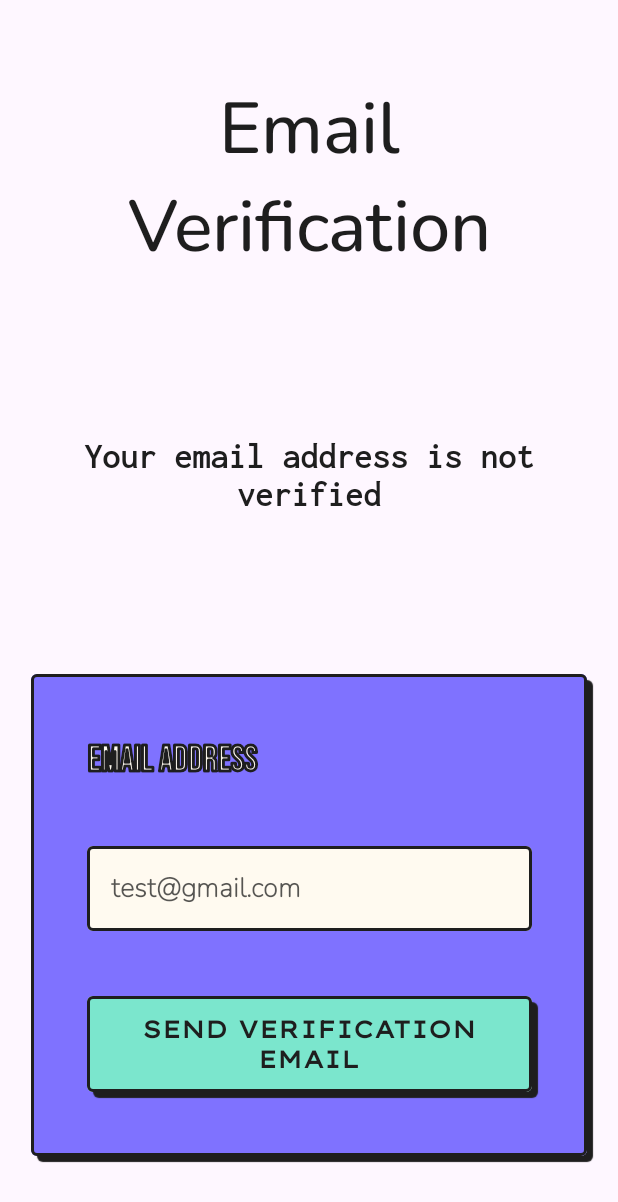
After one commit to LucaSamore/Julie, an Android app built with Jetpack Compose: the composable VerifyEmailScreen shown on its own in the app's theme, on a phone screen of 412 x 824 dp. The commit adds this screen. Shown: the top 1202 px of the screen. Run offline under Robolectric (Android 15) with nearby library versions, the phone set to English and light mode, and no system bars; our stand-ins replace Dagger/Hilt's generated code.

Commit message:
Add verify email screen

```diff
--- a/app/src/main/java/com/example/julie/Lce.kt
+++ b/app/src/main/java/com/example/julie/Lce.kt
@@ -7,6 +7,7 @@ import com.example.data.authentication.PasswordReset
 import com.example.data.authentication.UserSignedIn
 import com.example.data.authentication.UserSignedOut
 import com.example.data.authentication.UserSignedUp
+import com.example.data.authentication.VerificationEmailSent
 
 sealed interface Lce<out E, out A> {
     data object Loading : Lce<Nothing, Nothing>
@@ -22,4 +23,6 @@ typealias SignUpScreenState = Lce<NonEmptyList<Problem>, UserSignedUp>
 
 typealias PasswordResetState = Lce<Problem, PasswordReset>
 
+typealias VerifyEmailState = Lce<Problem, VerificationEmailSent>
+
 typealias TestScreenState = Lce<AuthenticationProblem, UserSignedOut>
--- a/app/src/main/java/com/example/julie/navigation/Destination.kt
+++ b/app/src/main/java/com/example/julie/navigation/Destination.kt
@@ -7,6 +7,8 @@ sealed class Destination(val name: String) {
 
     data object PasswordReset : Destination("Password Reset")
 
+    data object VerifyEmail : Destination("Verify Email")
+
     data object Home : Destination("Home")
 
     data object Test : Destination("Test")
--- a/app/src/main/java/com/example/julie/signin/SignInScreen.kt
+++ b/app/src/main/java/com/example/julie/signin/SignInScreen.kt
@@ -45,6 +45,7 @@ internal fun SignInScreen(
     modifier: Modifier,
     signInViewModel: SignInViewModel,
     paddingValues: PaddingValues,
+    onEmailNotVerified: () -> Unit,
     onGoToSignUpScreen: () -> Unit,
     onGoToPasswordResetScreen: () -> Unit,
     onSignedIn: () -> Unit,
--- /dev/null
+++ b/app/src/main/java/com/example/julie/verifyemail/VerifyEmailScreen.kt
@@ -0,0 +1,126 @@
+package com.example.julie.verifyemail
+
+import androidx.compose.foundation.background
+import androidx.compose.foundation.layout.Arrangement
+import androidx.compose.foundation.layout.Box
+import androidx.compose.foundation.layout.Column
+import androidx.compose.foundation.layout.PaddingValues
+import androidx.compose.foundation.layout.fillMaxHeight
+import androidx.compose.foundation.layout.fillMaxSize
+import androidx.compose.foundation.layout.fillMaxWidth
+import androidx.compose.foundation.layout.padding
+import androidx.compose.material3.Text
+import androidx.compose.runtime.Composable
+import androidx.compose.runtime.collectAsState
+import androidx.compose.runtime.getValue
+import androidx.compose.runtime.mutableStateOf
+import androidx.compose.runtime.saveable.rememberSaveable
+import androidx.compose.runtime.setValue
+import androidx.compose.ui.Alignment
+import androidx.compose.ui.Modifier
+import androidx.compose.ui.graphics.Color
+import androidx.compose.ui.text.style.TextAlign
+import androidx.compose.ui.unit.dp
+import com.example.data.user.UserProblem
+import com.example.julie.Lce
+import com.example.julie.components.NeubrutalErrorMessage
+import com.example.julie.components.NeubrutalLabel
+import com.example.julie.components.NeubrutalPrimaryButton
+import com.example.julie.components.NeubrutalTextField
+import com.example.julie.ui.theme.NeobrutalismTheme
+import com.example.julie.ui.theme.neubrutalismElevation
+
+@Composable
+internal fun VerifyEmailScreen(
+    modifier: Modifier,
+    verifyEmailViewModel: VerifyEmailViewModel,
+    paddingValues: PaddingValues,
+    onVerificationEmailSent: () -> Unit
+) {
+    val state by verifyEmailViewModel.verifyEmailScreenState.collectAsState()
+
+    var emailAddress by rememberSaveable { mutableStateOf("") }
+
+    var emailValidationError by rememberSaveable { mutableStateOf("") }
+    var emailValidationErrorHidden by rememberSaveable { mutableStateOf(true) }
+    var errorMessage by rememberSaveable { mutableStateOf("") }
+    var errorMessageHidden by rememberSaveable { mutableStateOf(true) }
+
+    Column(
+        modifier = modifier.fillMaxSize().padding(paddingValues),
+        verticalArrangement = Arrangement.SpaceAround,
+        horizontalAlignment = Alignment.CenterHorizontally
+    ) {
+        Text(
+            text = "Email Verification",
+            modifier = modifier.fillMaxWidth(.9f),
+            style = NeobrutalismTheme.typography.mainTitle,
+            textAlign = TextAlign.Center
+        )
+
+        Text(
+            text = "Your email address is not verified",
+            modifier = modifier.fillMaxWidth(.9f),
+            style = NeobrutalismTheme.typography.screenTitle,
+            textAlign = TextAlign.Center
+        )
+
+        Box(modifier = modifier.fillMaxWidth(.9f).fillMaxHeight(.5f).neubrutalismElevation()) {
+            Column(
+                modifier =
+                    modifier.fillMaxSize().background(NeobrutalismTheme.colors.contentPrimary),
+                verticalArrangement = Arrangement.SpaceEvenly,
+                horizontalAlignment = Alignment.CenterHorizontally
+            ) {
+                NeubrutalLabel(modifier = modifier.fillMaxWidth(.8f), text = "Email Address")
+
+                if (!emailValidationErrorHidden) {
+                    NeubrutalErrorMessage(modifier = modifier, message = emailValidationError)
+                }
+
+                NeubrutalTextField(
+                    modifier = modifier,
+                    value = emailAddress,
+                    placeholder = "test@gmail.com"
+                ) {
+                    emailAddress = it
+                }
+
+                if (!errorMessageHidden) {
+                    Text(text = errorMessage, color = Color.Red, textAlign = TextAlign.Center)
+                }
+
+                NeubrutalPrimaryButton(
+                    modifier = modifier,
+                    text = "SEND VERIFICATION EMAIL",
+                    width = .8f,
+                    height = 64.dp
+                ) {
+                    verifyEmailViewModel.sendVerificationEmail(emailAddress)
+                }
+            }
+        }
+    }
+
+    when (val currentState = state) {
+        is Lce.Loading -> {
+            errorMessageHidden = true
+            emailValidationErrorHidden = true
+        }
+        is Lce.Content -> {
+            onVerificationEmailSent()
+        }
+        is Lce.Failure -> {
+            when (currentState.error) {
+                is UserProblem -> {
+                    emailValidationError = currentState.error.message
+                    emailValidationErrorHidden = false
+                }
+                else -> {
+                    errorMessage = currentState.error.message
+                    errorMessageHidden = false
+                }
+            }
+        }
+    }
+}
--- /dev/null
+++ b/app/src/main/java/com/example/julie/verifyemail/VerifyEmailViewModel.kt
@@ -0,0 +1,32 @@
+package com.example.julie.verifyemail
+
+import androidx.lifecycle.ViewModel
+import androidx.lifecycle.viewModelScope
+import com.example.domain.authentication.VerifyEmailUseCase
+import com.example.julie.Lce
+import com.example.julie.VerifyEmailState
+import dagger.hilt.android.lifecycle.HiltViewModel
+import javax.inject.Inject
+import kotlinx.coroutines.flow.MutableStateFlow
+import kotlinx.coroutines.flow.asStateFlow
+import kotlinx.coroutines.flow.update
+import kotlinx.coroutines.launch
+
+@HiltViewModel
+class VerifyEmailViewModel @Inject constructor(private val verifyEmailUseCase: VerifyEmailUseCase) :
+    ViewModel() {
+
+    private val _verifyEmailScreenState = MutableStateFlow<VerifyEmailState>(value = Lce.Loading)
+
+    val verifyEmailScreenState = _verifyEmailScreenState.asStateFlow()
+
+    fun sendVerificationEmail(emailAddress: String) =
+        viewModelScope.launch {
+            _verifyEmailScreenState.update { Lce.Loading }
+            verifyEmailUseCase(emailAddress)
+                .fold(
+                    { errors -> _verifyEmailScreenState.update { Lce.Failure(errors) } },
+                    { success -> _verifyEmailScreenState.update { Lce.Content(success) } },
+                )
+        }
+}
```
Also changed, not shown: app/src/main/java/com/example/julie/MainActivity.kt (+9 -12 lines), app/src/main/java/com/example/julie/navigation/NavigationGraph.kt (+13 -1 lines).
